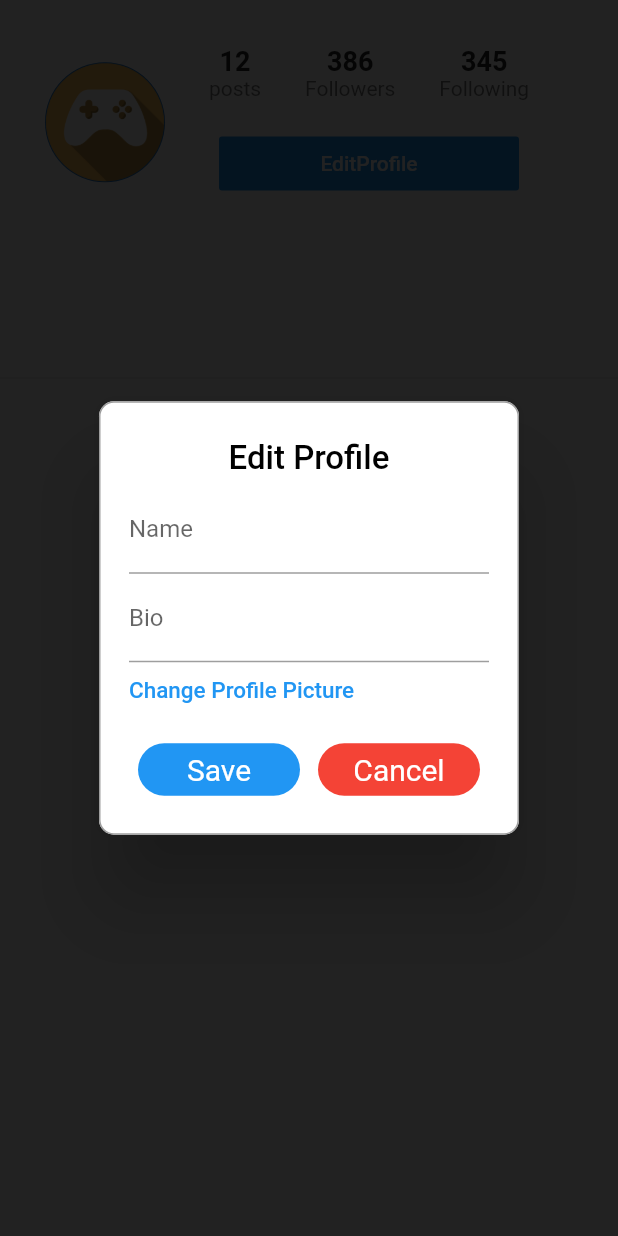
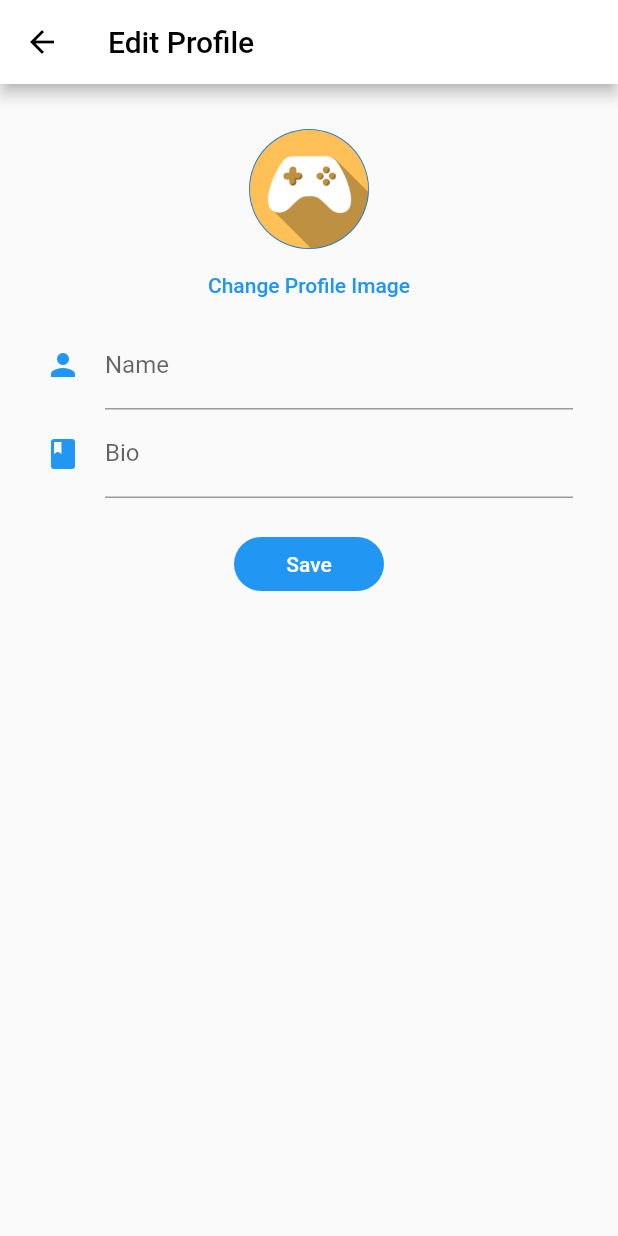
Before and after one commit to abdimussa87/Instagram_clone_flutter, a Flutter app: the ProfileScreen screen opened directly, after a tap on "EditProfile", on a phone screen of 412 x 824 dp. Run offline on Flutter 3.47's test engine with Material 2 defaults, Android fonts, the phone set to English and light mode, and no system bars; drawn by our look-alikes of rflutter_alert; our stand-ins replace cloud_firestore, firebase_auth; accounts and stored records are empty.

Commit message:
Properly finished part 1 of edit profile

```diff
--- a/lib/main.dart
+++ b/lib/main.dart
@@ -12,6 +12,10 @@ class MyApp extends StatelessWidget {
     return MaterialApp(
       title: 'Instagram',
       debugShowCheckedModeBanner: false,
+      theme: ThemeData(
+        primaryIconTheme:
+            Theme.of(context).primaryIconTheme.copyWith(color: Colors.black),
+      ),
       routes: {
         HomeScreen.id: (context) => HomeScreen(),
         LoginScreen.id: (context) => LoginScreen(),
--- /dev/null
+++ b/lib/screens/edit_profile_screen.dart
@@ -0,0 +1,116 @@
+import 'package:flutter/material.dart';
+import 'package:instagram/models/user_model.dart';
+import 'package:instagram/services/database_service.dart';
+
+class EditProfileScreen extends StatefulWidget {
+  final User user;
+  EditProfileScreen({this.user});
+  @override
+  _EditProfileScreenState createState() => _EditProfileScreenState();
+}
+
+class _EditProfileScreenState extends State<EditProfileScreen> {
+  String _name = "";
+  String _bio = "";
+  @override
+  void initState() {
+    super.initState();
+    _name = widget.user.name;
+    _bio = widget.user.bio;
+  }
+
+  _submit(){
+    if(_formKey.currentState.validate())
+    _formKey.currentState.save();
+    //Update user in the database
+    String _profileImageUrl = "";
+    User user = User(id: widget.user.id,name: _name,bio:_bio,profileImageUrl: _profileImageUrl);
+    DatabaseService.updateUser(user);
+
+    Navigator.pop(context);
+  }
+
+  final _formKey = GlobalKey<FormState>();
+  @override
+  Widget build(BuildContext context) {
+    return Scaffold(
+      appBar: AppBar(
+        backgroundColor: Colors.white,
+        title: Text(
+          "Edit Profile",
+          style: TextStyle(
+            color: Colors.black,
+          ),
+        ),
+      ),
+      body: SingleChildScrollView(
+        child: Container(
+          height: MediaQuery.of(context).size.height,
+          child: Padding(
+            padding: const EdgeInsets.all(30.0),
+            child: Form(
+              key: _formKey,
+              child: Column(
+                children: <Widget>[
+                  CircleAvatar(
+                    radius: 40,
+                    backgroundImage: AssetImage("assets/images/game.png"),
+                  ),
+                  FlatButton(
+                    onPressed: () {},
+                    child: Text(
+                      "Change Profile Image",
+                      style: TextStyle(color: Theme.of(context).accentColor),
+                    ),
+                  ),
+                  TextFormField(
+                    initialValue: _name,
+                    decoration: InputDecoration(
+                      icon: Icon(
+                        Icons.person,
+                        color: Colors.blue,
+                      ),
+                      labelText: "Name",
+                    ),
+                    validator: (input) => input.trim().length < 1
+                        ? "Please enter a valid name"
+                        : null,
+                    onSaved: (input) => _name = input,
+                  ),
+                  TextFormField(
+                    initialValue: _bio,
+                    decoration: InputDecoration(
+                       icon: Icon(
+                        Icons.book,
+                        color: Colors.blue,
+                      ),
+                      labelText: "Bio",
+                    ),
+                    validator: (input) => input.trim().length > 150
+                        ? "Bio can't be greater than 150 characters"
+                        : null,
+                    onSaved: (input) => _bio = input,
+                  ),
+                  SizedBox(height: 20,),
+                  Container(
+                      width: 100,
+                      child: FlatButton(
+                        shape: RoundedRectangleBorder(
+                          borderRadius: new BorderRadius.circular(18.0),
+                        ),
+                        onPressed: _submit,
+                        color: Colors.blue,
+                        child: Text(
+                          "Save",
+                          style: TextStyle(color: Colors.white),
+                        ),
+                      ))
+                ],
+              ),
+            ),
+          ),
+        ),
+      ),
+    );
+  }
+}
--- a/lib/screens/feed_screen.dart
+++ b/lib/screens/feed_screen.dart
@@ -1,4 +1,5 @@
 import 'package:flutter/material.dart';
+import 'package:instagram/services/auth_service.dart';
 
 class FeedScreen extends StatefulWidget {
   @override
@@ -9,8 +10,21 @@ class _FeedScreenState extends State<FeedScreen> {
   @override
   Widget build(BuildContext context) {
     return Scaffold(
-      body: Center(
-        child: Text("Feed"),
+      body: Column(
+        mainAxisAlignment: MainAxisAlignment.spaceEvenly,
+        children: <Widget>[
+          Center(
+            child: Text("Feed"),
+          ),
+          Center(
+            child: GestureDetector(
+              onTap: () {
+                AuthService.logout();
+              },
+              child: Text("Logout"),
+            ),
+          )
+        ],
       ),
     );
   }
--- a/lib/screens/profile_screen.dart
+++ b/lib/screens/profile_screen.dart
@@ -1,5 +1,6 @@
 import 'package:flutter/material.dart';
 import 'package:instagram/models/user_model.dart';
+import 'package:instagram/screens/edit_profile_screen.dart';
 import 'package:instagram/services/database_service.dart';
 import 'package:instagram/utitlities/constants.dart';
 import 'package:rflutter_alert/rflutter_alert.dart';
@@ -30,6 +31,7 @@ class _ProfileScreenState extends State<ProfileScreen> {
               _upperHalf(user),
             ],
           );
+
         },
       ),
     );
@@ -103,7 +105,14 @@ class _ProfileScreenState extends State<ProfileScreen> {
                         child: Text(
                           "EditProfile",
                         ),
-                        onPressed: () => _showEditProfileDialog(context, user),
+                        onPressed: () => Navigator.push(
+                          context,
+                          MaterialPageRoute(
+                            builder: (context) => EditProfileScreen(
+                              user: user,
+                            ),
+                          ),
+                        ),
                       ),
                     ),
                   ],
@@ -131,91 +140,4 @@ class _ProfileScreenState extends State<ProfileScreen> {
       ],
     );
   }
-
-  _showEditProfileDialog(BuildContext context, User user) {
-    final _formKey = GlobalKey<FormState>();
-    String _name;
-    String _bio;
-    String _profileImageUrl = '';
-    return Alert(
-        context: context,
-        title: "Edit Profile",
-        style: AlertStyle(isCloseButton: false),
-        content: Column(
-          children: <Widget>[
-            Form(
-              key: _formKey,
-              child: Column(
-                crossAxisAlignment: CrossAxisAlignment.start,
-                children: <Widget>[
-                  TextFormField(
-                    initialValue: user.name,
-                    decoration: InputDecoration(
-                      labelText: "Name",
-                    ),
-                    validator: (input) =>
-                        input.trim().length < 1 ? "Please enter a name" : null,
-                    onSaved: (input) => _name = input,
-                  ),
-                  TextFormField(
-                    initialValue: user.bio,
-                    decoration: InputDecoration(
-                      labelText: "Bio",
-                    ),
-                    validator: (input) => input.trim().length > 150
-                        ? "Bio's can't be greater than 150 characters"
-                        : null,
-                    onSaved: (input) => _bio = input,
-                  ),
-                  SizedBox(
-                    height: 10,
-                  ),
-                  GestureDetector(
-                    onTap: (){},
-                    child: Text(
-                      "Change Profile Picture",
-                      style: TextStyle(
-                        color: Colors.blue,
-                        fontSize: 15,
-                      ),
-                    ),
-                  ),
-                ],
-              ),
-            ),
-          ],
-        ),
-        buttons: [
-          DialogButton(
-            radius: BorderRadius.circular(25),
-            height: 35,
-            onPressed: () {
-              if (_formKey.currentState.validate()) {
-                _formKey.currentState.save();
-                User user = User(
-                    name: _name,
-                    bio: _bio,
-                    profileImageUrl: _profileImageUrl,
-                    id: widget.userId);
-                DatabaseService.updateUser(user);
-                Navigator.pop(context);
-              }
-            },
-            child: Text(
-              "Save",
-              style: TextStyle(color: Colors.white, fontSize: 20),
-            ),
-          ),
-          DialogButton(
-            radius: BorderRadius.circular(25),
-            height: 35,
-            color: Colors.red,
-            onPressed: () => Navigator.pop(context),
-            child: Text(
-              "Cancel",
-              style: TextStyle(color: Colors.white, fontSize: 20),
-            ),
-          )
-        ]).show();
-  }
 }
--- a/lib/screens/signup_screen.dart
+++ b/lib/screens/signup_screen.dart
@@ -17,7 +17,7 @@ class _SignUpScreenState extends State<SignUpScreen> {
       _formKey.currentState.save();
       try{
     AuthService.signUpUser(_name, _email, _password);
-    Navigator.pushReplacementNamed(context, HomeScreen.id);
+    Navigator.pop(context);
       }catch(e){
         print(e);
       }
```
